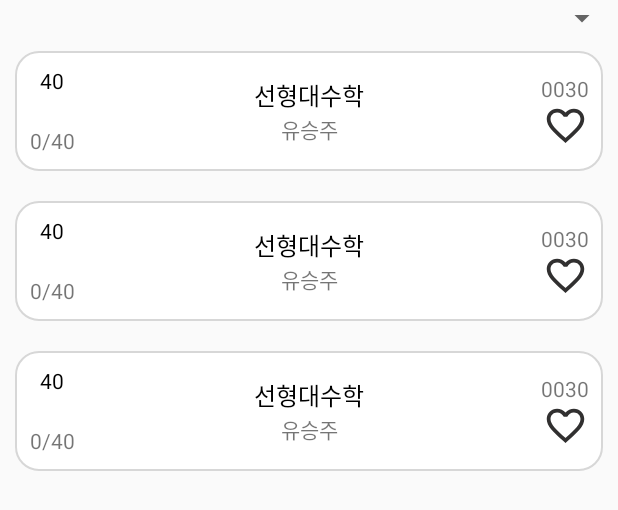
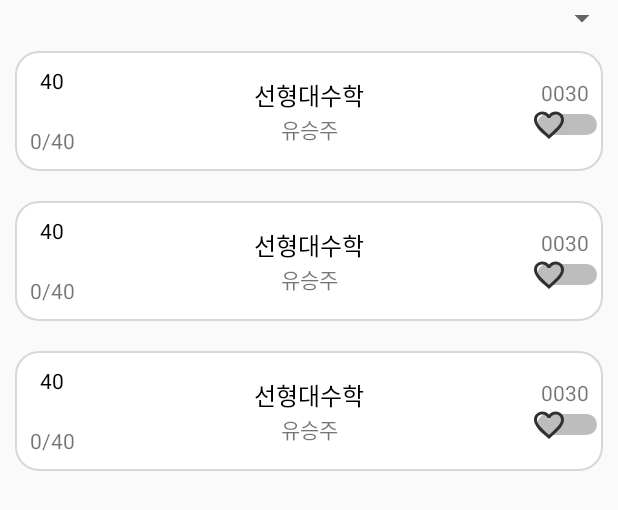
Before and after one commit to yoon-youngjin/CHECKU_front, an Android app: the layout fragment_main.xml on its own in the app's theme, with its tools: preview values and no code run, on a phone screen of 412 x 824 dp. Shown: the top 510 px of the screen. Run offline under Robolectric (Android 15) with nearby library versions, the phone set to English and light mode, and no system bars.

```diff
--- a/app/src/main/java/com/example/nodeproject2/LectureDao.java
+++ b/app/src/main/java/com/example/nodeproject2/API/LectureDao.java
@@ -1,4 +1,4 @@
-package com.example.nodeproject2;
+package com.example.nodeproject2.API;
 
 import androidx.room.*;
 import com.example.nodeproject2.datas.Lecture;
--- a/app/src/main/java/com/example/nodeproject2/LectureDatabase.java
+++ b/app/src/main/java/com/example/nodeproject2/API/LectureDatabase.java
@@ -1,4 +1,4 @@
-package com.example.nodeproject2;
+package com.example.nodeproject2.API;
 
 import androidx.room.Database;
 import androidx.room.RoomDatabase;
--- a/app/src/main/java/com/example/nodeproject2/API/RetrofitClient.java
+++ b/app/src/main/java/com/example/nodeproject2/API/RetrofitClient.java
@@ -8,7 +8,7 @@ import retrofit2.converter.scalars.ScalarsConverterFactory;
 import java.util.concurrent.TimeUnit;
 
 public class RetrofitClient {
-    private static String BASE_URL = "http://172.30.1.52:3000";
+    private static String BASE_URL = "http:/172.30.1.54:3000";
 
     static OkHttpClient client = new OkHttpClient.Builder()
             .connectTimeout(1, TimeUnit.DAYS)
--- /dev/null
+++ b/app/src/main/res/drawable/switch_track_selector.xml
@@ -0,0 +1,11 @@
+<?xml version="1.0" encoding="utf-8"?>
+<selector xmlns:android="http://schemas.android.com/apk/res/android">
+    <item
+            android:drawable="@drawable/ic_baseline_favorite_border_24"
+            android:state_checked="false"/>
+
+    <item
+            android:drawable="@drawable/ic_baseline_favorite_24"
+            android:state_checked="true"/>
+
+</selector>
--- a/app/src/main/res/layout/viewitem.xml
+++ b/app/src/main/res/layout/viewitem.xml
@@ -73,17 +73,18 @@
                     android:layout_height="wrap_content"
                     android:text="0030"/>
 
-            <Button
-                    android:id="@+id/favorite_btn"
-                    android:layout_width="30dp" android:layout_height="30dp"
-                    android:background="@drawable/ic_baseline_favorite_border_24">
+<!--            <Button-->
+<!--                    android:id="@+id/favorite_btn"-->
+<!--                    android:layout_width="30dp" android:layout_height="30dp"-->
+<!--                    android:background="@drawable/ic_baseline_favorite_border_24">-->
 
-            </Button>
+<!--            </Button>-->
 
-            <!--            <Switch-->
-            <!--                    android:layout_width="match_parent"-->
-            <!--                    android:layout_height="wrap_content"-->
-            <!--                    android:id="@+id/start_switch"/>-->
+                        <Switch
+                                android:layout_width="match_parent"
+                                android:layout_height="wrap_content"
+                                android:thumb="@drawable/switch_track_selector"
+                                android:id="@+id/start_switch"/>
         </LinearLayout>
     </LinearLayout>
 
```
Also changed, not shown: app/src/main/java/com/example/nodeproject2/adapter/MainAdatper.java (+60 -36 lines), app/src/main/java/com/example/nodeproject2/datas/Lecture.java (+12 -0 lines), app/src/main/java/com/example/nodeproject2/view/ListFragment.java (+2 -14 lines), app/src/main/java/com/example/nodeproject2/view/MainActivity.java (+17 -18 lines), app/src/main/java/com/example/nodeproject2/view/MainFragment.java (+37 -44 lines).
